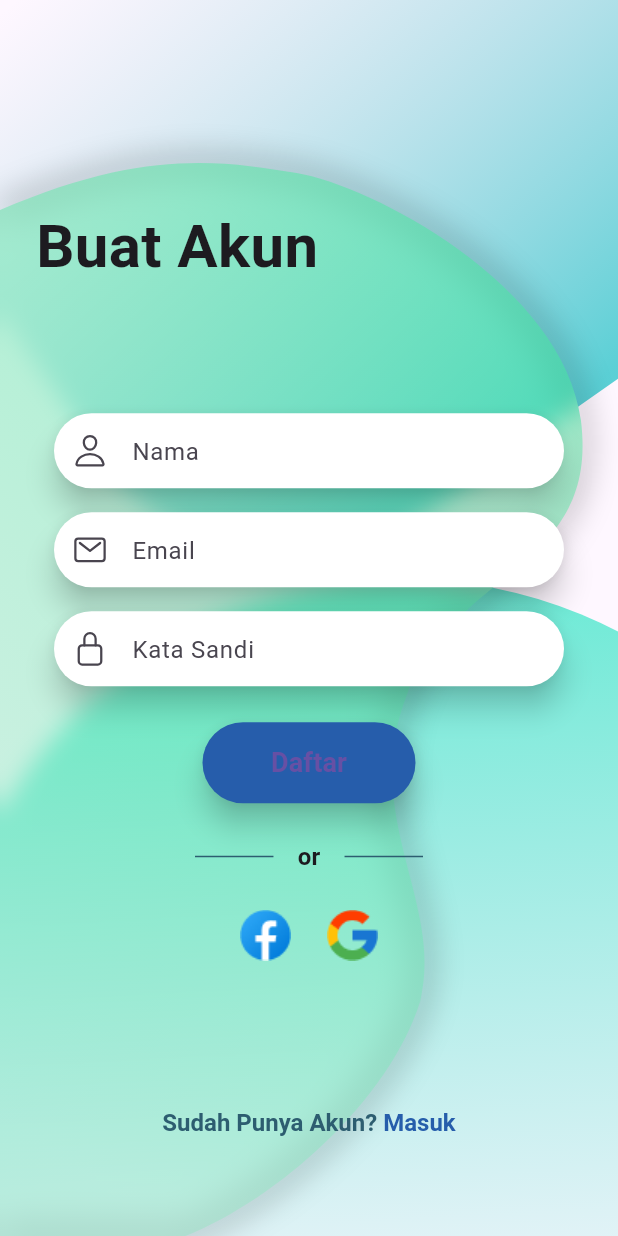
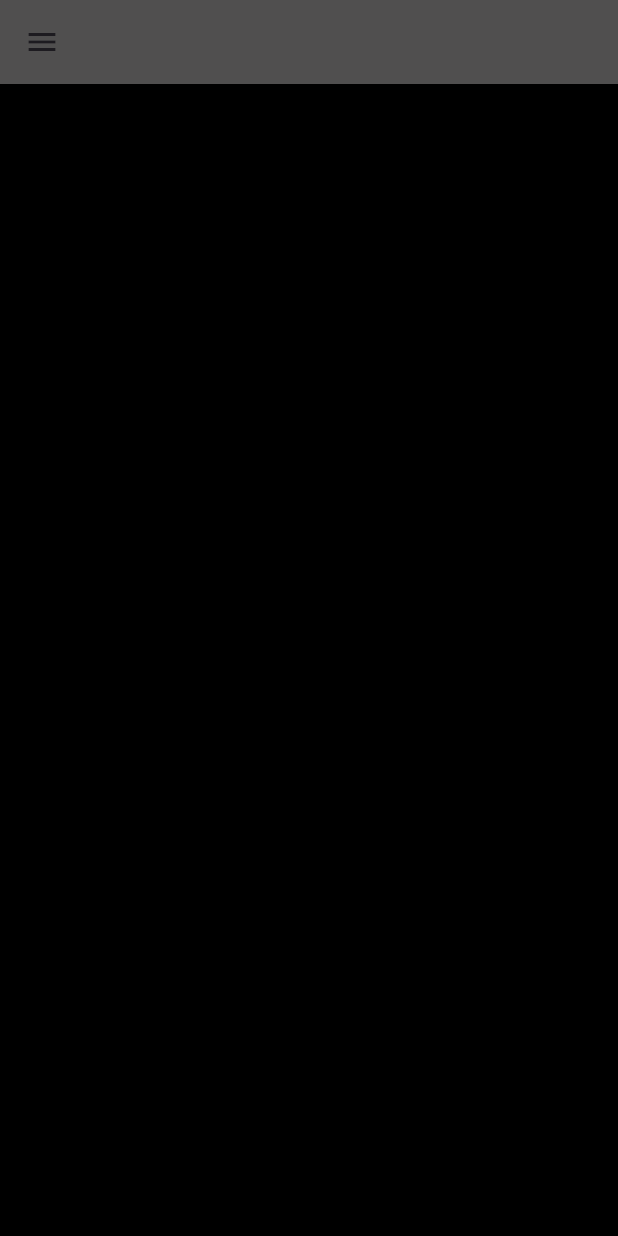
Before and after one commit to rizkypradika/ud-tani-rejo-mobile, a Flutter app: the screen it shows after launch, after a tap on "Daftar", on a phone screen of 412 x 824 dp. Run offline on Flutter 3.47's test engine with Material 3 defaults, Android fonts, the phone set to English and light mode, and no system bars; our stand-ins replace ionicons.

Commit message:
masul dari login ke dashboard

```diff
--- a/lib/screens/login_screen/components/login_content.dart
+++ b/lib/screens/login_screen/components/login_content.dart
@@ -1,5 +1,6 @@
 import 'package:flutter/material.dart';
 import 'package:ionicons/ionicons.dart';
+import 'package:project_mobile/screens/login_screen/components/project_mobile/dashboard.dart';
 import 'package:project_mobile/utils/helper_functions.dart';
 import '../../../utils/constants.dart';
 import '../animations/change_screen_animation.dart';
@@ -55,11 +56,15 @@ class _LoginContentState extends State<LoginContent>
     return Padding(
       padding: const EdgeInsets.symmetric(horizontal: 135, vertical: 16),
       child: ElevatedButton(
-        onPressed: () {},
+        onPressed: () {
+          Navigator.push(
+            context,
+             MaterialPageRoute(
+              builder: (context) => Dashboard()));
+        },
         style: ElevatedButton.styleFrom(
-          padding: const EdgeInsets.symmetric(vertical: 14),
+          padding: const EdgeInsets.symmetric(vertical: 14), backgroundColor: kSecondaryColor,
           shape: const StadiumBorder(),
-          primary: kSecondaryColor,
           elevation: 8,
           shadowColor: Colors.black87,
         ),
--- /dev/null
+++ b/lib/screens/login_screen/components/project_mobile/dashboard.dart
@@ -0,0 +1,42 @@
+import 'package:flutter/material.dart';
+
+class Dashboard extends StatefulWidget {
+  const Dashboard({super.key});
+
+  @override
+  State<Dashboard> createState() => _DashboardState();
+}
+
+class _DashboardState extends State<Dashboard> {
+  @override
+  Widget build(BuildContext context) {
+    return Scaffold(
+      appBar:AppBar(
+      backgroundColor: Color.fromARGB(255, 80, 79, 79),
+    ),
+    backgroundColor:Colors.black,
+    drawer: Drawer(
+      backgroundColor: Colors.grey,
+      child: Column(children: [
+        DrawerHeader(child:Icon(Icons.home),
+        )
+
+      ,
+        ListTile(
+          title: Text("Daftar"),
+        ),
+        ListTile(
+          title: Text("Lahan A"),
+        ),
+        ListTile(
+          title: Text("Lahan B"),
+        ),
+        ListTile(
+          title: Text("Lahab C"),
+        ),
+      ],)
+    ),
+
+    );
+  }
+}
```
Also changed, not shown: pubspec.lock.
